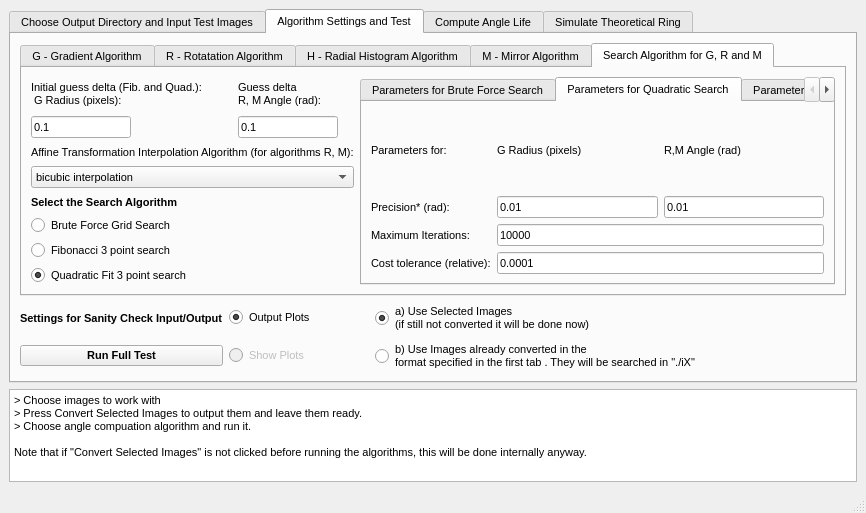
Before: the Qt Designer form GUI/Design.ui in Oiangu9/Conical_Refraction_Polarimeter, drawn with Qt 5.
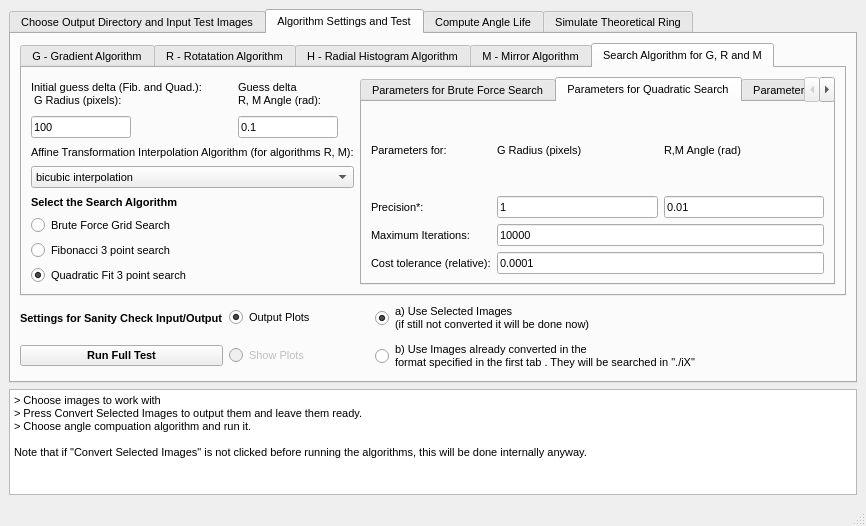
After: the same form once the commit is applied. The open tabs and pages were chosen to show the change.

Patch:
```diff
--- a/GUI/Design.ui
+++ b/GUI/Design.ui
@@ -7,7 +7,7 @@
     <x>0</x>
     <y>0</y>
     <width>866</width>
-    <height>513</height>
+    <height>526</height>
    </rect>
   </property>
   <property name="sizePolicy">
@@ -979,14 +979,14 @@
                 <item row="1" column="0">
                  <widget class="QLabel" name="label_15">
                   <property name="text">
-                   <string>Precision* (rad):</string>
+                   <string>Precision*:</string>
                   </property>
                  </widget>
                 </item>
                 <item row="1" column="1">
                  <widget class="QLineEdit" name="precision_quad_pix">
                   <property name="text">
-                   <string>0.01</string>
+                   <string>1</string>
                   </property>
                  </widget>
                 </item>
@@ -1115,7 +1115,7 @@
                </size>
               </property>
               <property name="text">
-               <string>0.1</string>
+               <string>100</string>
               </property>
              </widget>
             </item>
```
Left out of the diff: 24 changed lines with no effect on the pictures.
